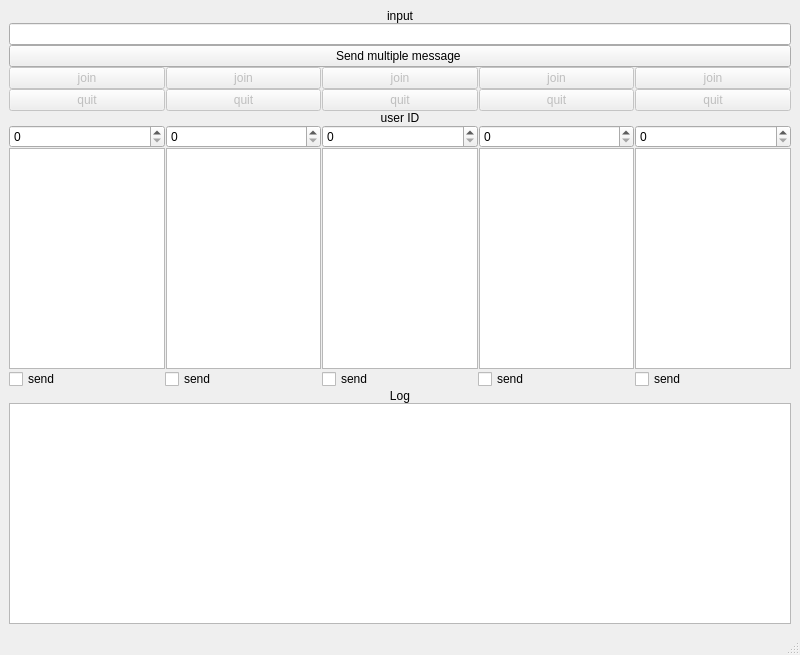
First picture: the form in UDP_simulation/udpsimulation.ui, repository fquad/AudioMulticast, before the edit.
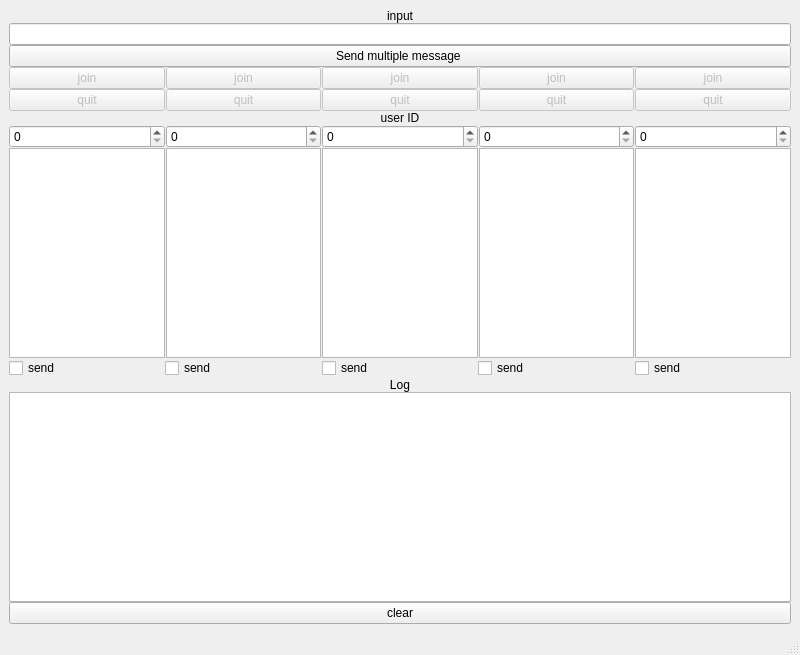
Second picture: the form after the edit.

```diff
--- a/UDP_simulation/udpsimulation.ui
+++ b/UDP_simulation/udpsimulation.ui
@@ -272,6 +272,13 @@
       <item>
        <widget class="QTextEdit" name="log"/>
       </item>
+      <item>
+       <widget class="QPushButton" name="btn_clear_log">
+        <property name="text">
+         <string>clear</string>
+        </property>
+       </widget>
+      </item>
      </layout>
     </item>
    </layout>
```
